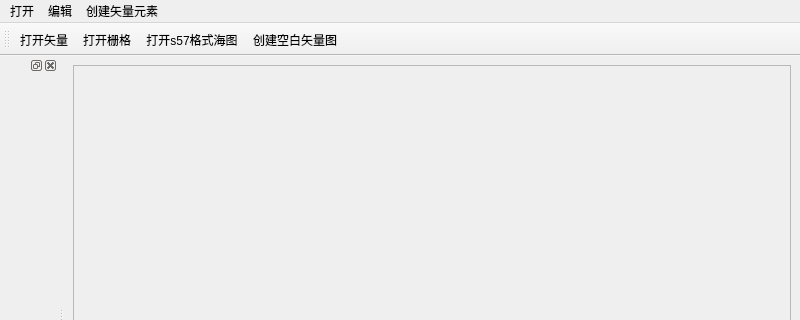
Above: ui/myWindow.ui from shao8580/YuanLi before the change; both pictures show x 0 to 800 and y 0 to 320 of the 800 by 600 pixel window. Below: the same form after it.
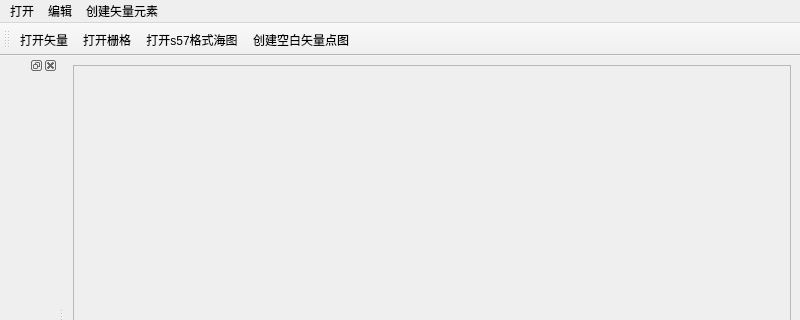
That is the form after the change. Icons and pictures are not drawn.

Diff of the .ui file:
```diff
--- a/ui/myWindow.ui
+++ b/ui/myWindow.ui
@@ -167,7 +167,7 @@
   </action>
   <action name="actionCreateLayer">
    <property name="text">
-    <string>创建空白矢量图</string>
+    <string>创建空白矢量点图</string>
    </property>
   </action>
   <action name="actionConvert">
```
Left out of the diff: 28 changed lines with no effect on the pictures.
